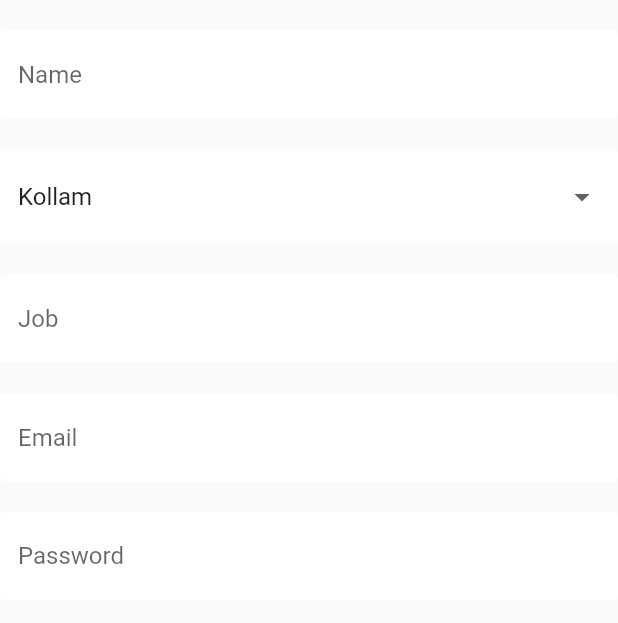
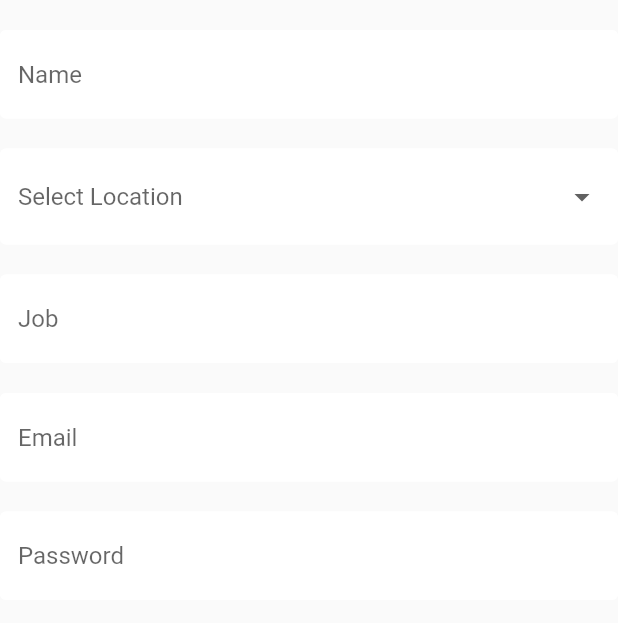
Before and after one commit to nam8u/spacespinner, a Flutter app: the screen it shows after launch, after a tap on "Sign up", on a phone screen of 412 x 824 dp, the part 84-707 px from its top. Run offline on Flutter 3.47's test engine with Material 2 defaults, Android fonts, the phone set to English and light mode, and no system bars; our stand-ins replace cloud_firestore, firebase_auth, flutter_spinkit; accounts and stored records are empty.

Commit message:
Made final chanegs.

```diff
--- a/lib/main.dart
+++ b/lib/main.dart
@@ -2,10 +2,17 @@ import 'package:flutter/material.dart';
 import 'package:spacespinner/screens/wrapper.dart';
 import 'package:provider/provider.dart';
 import 'package:spacespinner/models/user.dart';
+import 'package:flutter/services.dart';
 
 
-import 'package:spacespinner/services/auth.dart';void main() {
-  runApp(MyApp());
+import 'package:spacespinner/services/auth.dart';
+void main() {
+  WidgetsFlutterBinding.ensureInitialized();
+  SystemChrome.setPreferredOrientations(
+      [DeviceOrientation.portraitUp, DeviceOrientation.portraitDown])
+      .then((_) {
+    runApp(MyApp());
+  });
 }
 
 class MyApp extends StatelessWidget {
--- a/lib/screens/authenticate/register.dart
+++ b/lib/screens/authenticate/register.dart
@@ -12,18 +12,23 @@ class Register extends StatefulWidget {
 }
 
 class _RegisterState extends State<Register> {
-
   final AuthService _auth = AuthService();
   final _formKey = GlobalKey<FormState>();
   bool loading = false;
   String email = '';
   String password = '';
-  String name='';
-  String location ='';
-  String job='';
-  final List<String> locations = ['Kollam','Trivandrum','Bangalore','Coimbatore'];
+  String name = '';
+  String location = '';
+  String job = '';
 
-  String error='';
+  static List<String> locations = [
+    'Kollam',
+    'Trivandrum',
+    'Bangalore',
+    'Coimbatore'
+  ];
+
+  String error = '';
   @override
   Widget build(BuildContext context) {
     return loading ? Loading() : Scaffold(
@@ -65,8 +70,7 @@ class _RegisterState extends State<Register> {
                 }),
                 SizedBox(height: 20.0),
                 DropdownButtonFormField(
-                  value: locations.first,
-                  decoration: textInputDecoration,
+                  decoration: textInputDecoration.copyWith(hintText: 'Select Location'),
                   items: locations.map((loc) {
                     return DropdownMenuItem(
                       value: loc,
@@ -132,7 +136,8 @@ class _RegisterState extends State<Register> {
                 ),
               ],
             ),
-          )),
+          )
+    )
     );
   }
 }
--- a/lib/screens/authenticate/signin.dart
+++ b/lib/screens/authenticate/signin.dart
@@ -28,13 +28,13 @@ class _SignInState extends State<SignIn> {
       appBar: AppBar(
         backgroundColor: Colors.teal[400],
         elevation: 0.0,
-        title: Text('Sign in'),
+        title: Text('Sign In'),
         actions: <Widget>[
           FlatButton.icon(
               onPressed: () {
                 widget.toggleView();
               },
-              icon: Icon(Icons.person),
+              icon: Icon(Icons.person,color: Colors.white),
               label: Text(
                 'Sign up',
                 style: TextStyle(color: Colors.white),
@@ -45,7 +45,7 @@ class _SignInState extends State<SignIn> {
           padding: EdgeInsets.symmetric(vertical: 20.0, horizontal: 20.0),
           child: Form(
             key: _formKey,
-            child: Column(
+            child: ListView(
               children: <Widget>[
                 SizedBox(height: 20.0),
                 TextFormField(
--- a/lib/screens/home/settings_form.dart
+++ b/lib/screens/home/settings_form.dart
@@ -32,7 +32,10 @@ class _SettingsFormState extends State<SettingsForm> {
             key: _formKey,
             child: Column(
               children: <Widget>[
-                Text('Update Info.'),
+
+                SizedBox(height: 10.0),
+                Text('Update your details.',style: TextStyle(color: Colors.teal,fontSize: 20.0),),
+
                 SizedBox(height: 20.0),
                 TextFormField(
                   initialValue: userData.name,
--- a/lib/screens/home/ss_title.dart
+++ b/lib/screens/home/ss_title.dart
@@ -10,12 +10,11 @@ class SStitle extends StatelessWidget {
     return Padding(
       padding: EdgeInsets.only(top: 8.0),
       child: Card(
-        margin: EdgeInsets.fromLTRB(20.0, 8.0, 20.0, 0.0),
         child: ListTile(
           leading:  FlatButton.icon(
               onPressed: () {
               },
-              icon: Icon(Icons.person),
+              icon: Icon(Icons.person,color: Colors.deepOrangeAccent,),
               label: Text(
                 ss.name,
                 style: TextStyle(color: Colors.white),
```
Also changed, not shown: lib/screens/home/home.dart (+7 -4 lines), lib/shared/loading.dart (line endings or trailing spaces), 19 other files.
